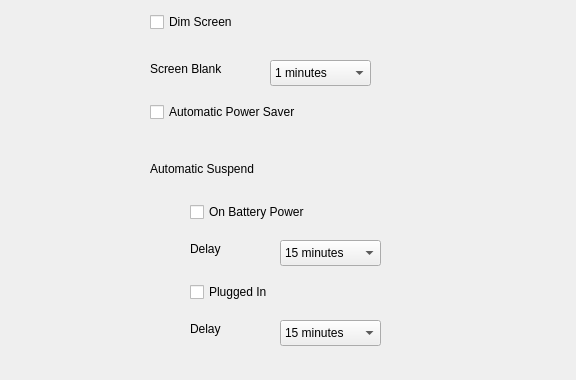
Above: power_saving_form.ui from qhaihcblol/Demo before the change. Below: the same form after it.
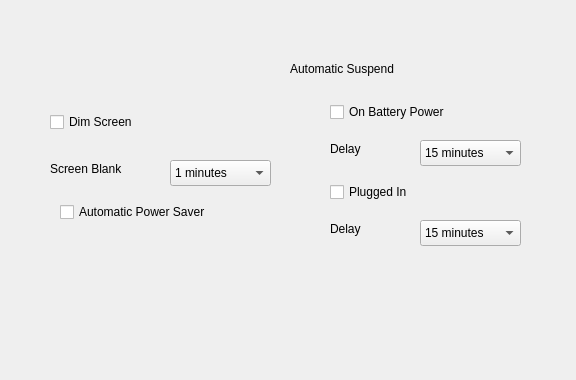
That is the form after the change.

What changed in the file:
```diff
--- a/power_saving_form.ui
+++ b/power_saving_form.ui
@@ -16,8 +16,8 @@
   <widget class="QCheckBox" name="Dim_Screen_CB">
    <property name="geometry">
     <rect>
-     <x>150</x>
-     <y>10</y>
+     <x>50</x>
+     <y>110</y>
      <width>111</width>
      <height>24</height>
     </rect>
@@ -29,9 +29,9 @@
   <widget class="QCheckBox" name="Auto_PS_Btn">
    <property name="geometry">
     <rect>
-     <x>150</x>
-     <y>100</y>
-     <width>291</width>
+     <x>60</x>
+     <y>200</y>
+     <width>181</width>
      <height>24</height>
     </rect>
    </property>
@@ -42,8 +42,8 @@
   <widget class="QComboBox" name="Screen_Blank_CbB">
    <property name="geometry">
     <rect>
-     <x>270</x>
-     <y>60</y>
+     <x>170</x>
+     <y>160</y>
      <width>101</width>
      <height>26</height>
     </rect>
@@ -102,8 +102,8 @@
   <widget class="QLabel" name="label">
    <property name="geometry">
     <rect>
-     <x>150</x>
-     <y>60</y>
+     <x>50</x>
+     <y>160</y>
      <width>91</width>
      <height>18</height>
     </rect>
@@ -115,8 +115,8 @@
   <widget class="QLabel" name="label_2">
    <property name="geometry">
     <rect>
-     <x>150</x>
-     <y>160</y>
+     <x>290</x>
+     <y>60</y>
      <width>171</width>
      <height>18</height>
     </rect>
@@ -128,8 +128,8 @@
   <widget class="QCheckBox" name="On_Battery_Power_CB">
    <property name="geometry">
     <rect>
-     <x>190</x>
-     <y>200</y>
+     <x>330</x>
+     <y>100</y>
      <width>151</width>
      <height>24</height>
     </rect>
@@ -141,8 +141,8 @@
   <widget class="QLabel" name="label_3">
    <property name="geometry">
     <rect>
-     <x>190</x>
-     <y>240</y>
+     <x>330</x>
+     <y>140</y>
      <width>66</width>
      <height>18</height>
     </rect>
@@ -154,8 +154,8 @@
   <widget class="QComboBox" name="Delay1_CbB">
    <property name="geometry">
     <rect>
-     <x>280</x>
-     <y>240</y>
+     <x>420</x>
+     <y>140</y>
      <width>101</width>
      <height>26</height>
     </rect>
@@ -214,8 +214,8 @@
   <widget class="QCheckBox" name="Plugged_In_CB">
    <property name="geometry">
     <rect>
-     <x>190</x>
-     <y>280</y>
+     <x>330</x>
+     <y>180</y>
      <width>141</width>
      <height>24</height>
     </rect>
@@ -227,8 +227,8 @@
   <widget class="QLabel" name="label_4">
    <property name="geometry">
     <rect>
-     <x>190</x>
-     <y>320</y>
+     <x>330</x>
+     <y>220</y>
      <width>66</width>
      <height>18</height>
     </rect>
@@ -240,8 +240,8 @@
   <widget class="QComboBox" name="Delay2_CbB">
    <property name="geometry">
     <rect>
-     <x>280</x>
-     <y>320</y>
+     <x>420</x>
+     <y>220</y>
      <width>101</width>
      <height>26</height>
     </rect>
```
